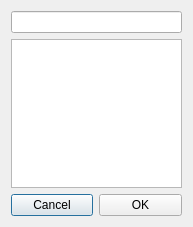
Qt form LHCbDIRAC/BookkeepingSystem/Gui/Widget/ProductionLookup.ui (antolu/LHCbDIRAC) before a commit.
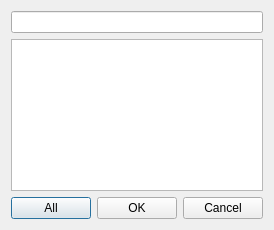
The same form after that commit.

Commit message: I added one more button into the  production and rum lookups.

What changed in the file:
```diff
--- a/LHCbDIRAC/BookkeepingSystem/Gui/Widget/ProductionLookup.ui
+++ b/LHCbDIRAC/BookkeepingSystem/Gui/Widget/ProductionLookup.ui
@@ -5,24 +5,24 @@
    <rect>
     <x>0</x>
     <y>0</y>
-    <width>193</width>
-    <height>227</height>
+    <width>270</width>
+    <height>230</height>
    </rect>
   </property>
   <property name="windowTitle" >
    <string>Dialog</string>
   </property>
   <layout class="QGridLayout" >
-   <item row="0" column="0" colspan="2" >
+   <item row="0" column="0" colspan="3" >
     <widget class="QLineEdit" name="lineEdit" />
    </item>
-   <item row="1" column="0" colspan="2" >
+   <item row="1" column="0" colspan="3" >
     <widget class="QListView" name="listView" />
    </item>
    <item row="2" column="0" >
-    <widget class="QPushButton" name="pushButton_2" >
+    <widget class="QPushButton" name="allButton" >
      <property name="text" >
-      <string>Cancel</string>
+      <string>All</string>
      </property>
     </widget>
    </item>
@@ -33,6 +33,13 @@
      </property>
     </widget>
    </item>
+   <item row="2" column="2" >
+    <widget class="QPushButton" name="pushButton_2" >
+     <property name="text" >
+      <string>Cancel</string>
+     </property>
+    </widget>
+   </item>
   </layout>
  </widget>
  <resources/>
```
The commit also changes 3 other files.
